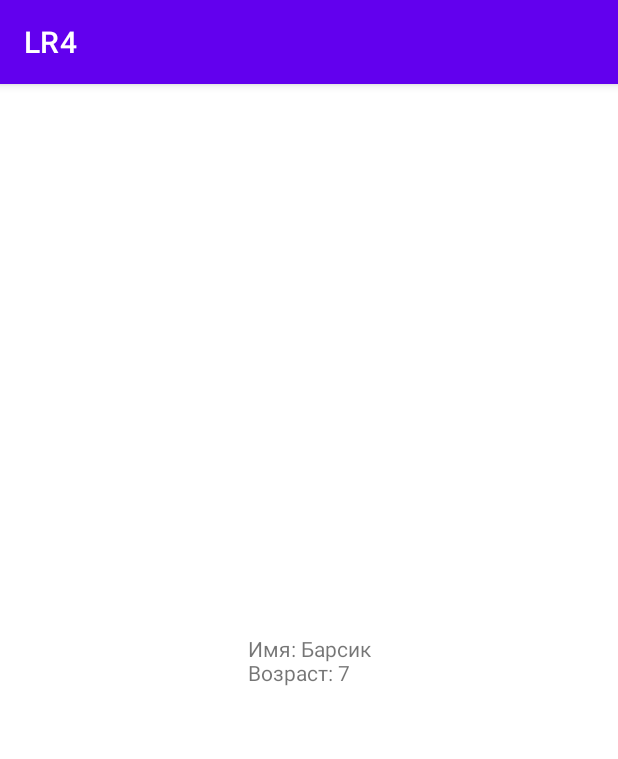
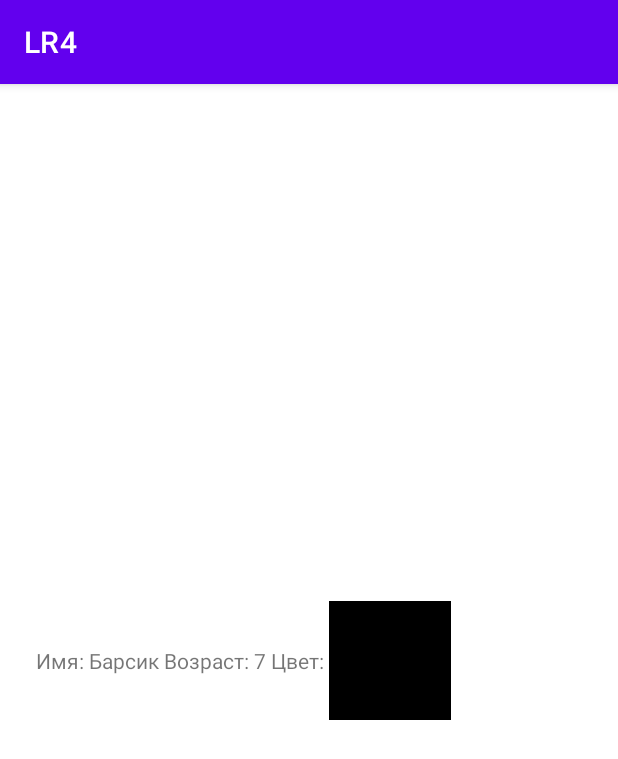
Before and after one commit to PolinaPPS/POMandVS, an Android app: the screen it shows after launch (MainActivity), on a phone screen of 412 x 824 dp. Shown: the top 759 px of the screen. Run offline under Robolectric (Android 15) with nearby library versions, the phone set to English and light mode, and no system bars.

Commit message:
Добавила компонент View и закрасила его цветом кота

```diff
--- a/LR4/app/src/main/java/ru/startandroid/lr4/MainActivity.java
+++ b/LR4/app/src/main/java/ru/startandroid/lr4/MainActivity.java
@@ -5,6 +5,7 @@ import androidx.appcompat.app.AppCompatActivity;
 import android.graphics.Color;
 import android.os.Bundle;
 import android.util.Log;
+import android.view.View;
 import android.widget.TextView;
 
 import com.google.gson.Gson;
@@ -20,7 +21,7 @@ public class MainActivity extends AppCompatActivity {
         Cat murzik = new Cat();
         murzik.name = "Мурзик";
         murzik.age = 9;
-        murzik.color = Color.BLACK;
+        murzik.color = Color.YELLOW;
 
         GsonBuilder builder = new GsonBuilder();
         Gson gson = builder.create();
@@ -29,6 +30,8 @@ public class MainActivity extends AppCompatActivity {
 
         String jsonText = "{\"name\":\"Барсик\",\"color\":-16777216,\"age\":7}";
         Cat barsik = gson.fromJson(jsonText, Cat.class);
-        tx.setText("Имя: " + barsik.name + "\nВозраст: " + barsik.age);
+        tx.setText("Имя: " + barsik.name + " Возраст: " + barsik.age + " Цвет: ");
+        View cat_color = findViewById(R.id.view);
+        cat_color.setBackgroundColor(barsik.color);
     }
 }
--- a/LR4/app/src/main/res/layout/activity_main.xml
+++ b/LR4/app/src/main/res/layout/activity_main.xml
@@ -13,6 +13,15 @@
         android:text="TextView"
         app:layout_constraintBottom_toBottomOf="parent"
         app:layout_constraintEnd_toEndOf="parent"
+        app:layout_constraintHorizontal_bias="0.11"
         app:layout_constraintStart_toStartOf="parent"
         app:layout_constraintTop_toTopOf="parent" />
+
+    <View
+        android:id="@+id/view"
+        android:layout_width="81dp"
+        android:layout_height="79dp"
+        app:layout_constraintBottom_toBottomOf="@+id/textView"
+        app:layout_constraintStart_toEndOf="@+id/textView"
+        app:layout_constraintTop_toTopOf="@+id/textView" />
 </androidx.constraintlayout.widget.ConstraintLayout>
```
